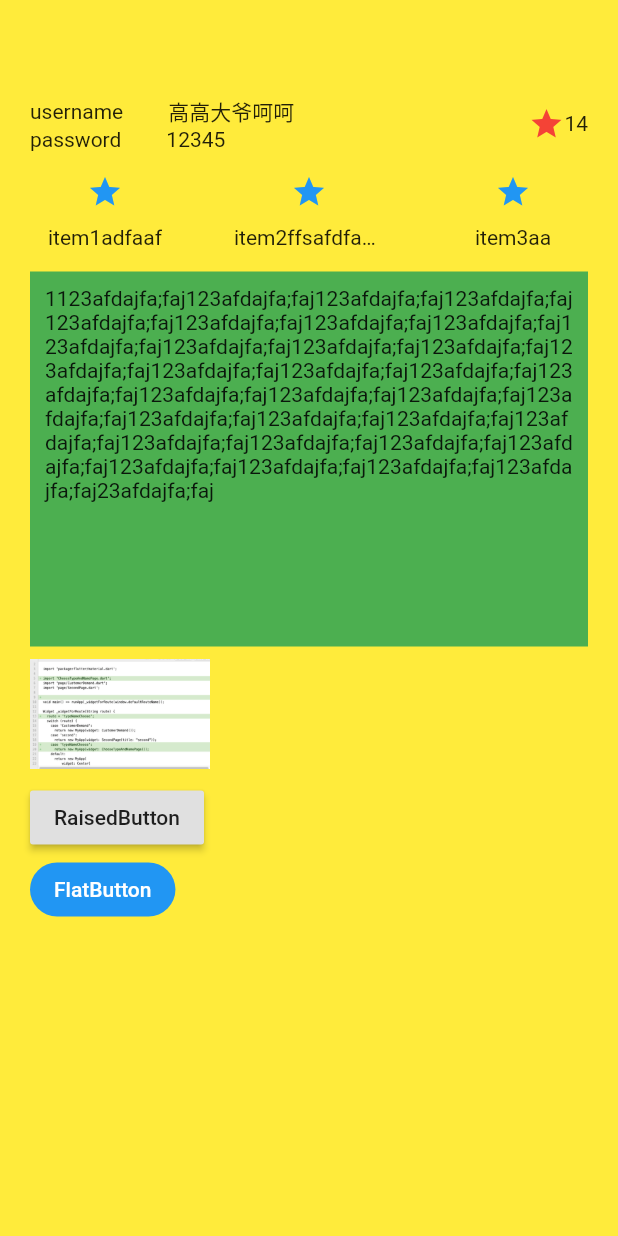
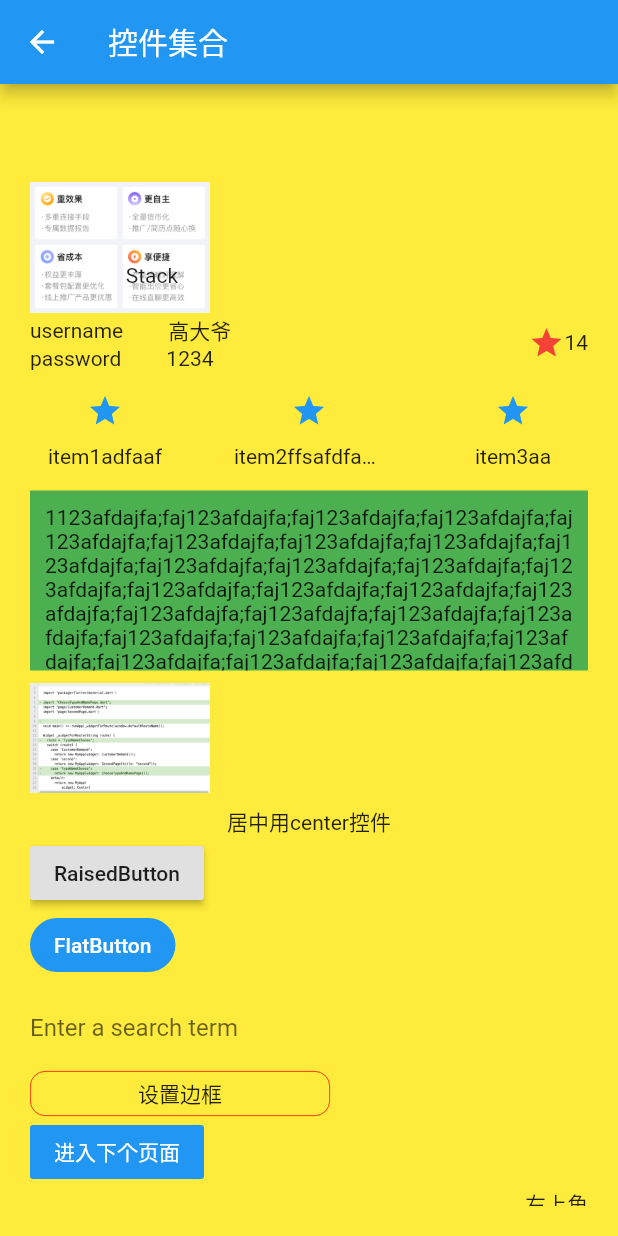
Before and after one commit to gaoyuqiang/FlutterTrainDemo, a Flutter app: the GameShow screen opened directly, on a phone screen of 412 x 824 dp. Run offline on Flutter 3.47's test engine with Material 2 defaults, Android fonts, the phone set to English and light mode, and no system bars.

Commit message:
加了主页和几个分页

```diff
--- /dev/null
+++ b/lib/CupertinoMain.dart
@@ -0,0 +1,22 @@
+import 'package:flutter/cupertino.dart';
+
+void main() => runApp(MyApp());
+
+class MyApp extends StatelessWidget {
+  @override
+  Widget build(BuildContext context) {
+    return CupertinoApp(
+      title: 'Cupertino App',
+      home: CupertinoPageScaffold(
+        navigationBar: CupertinoNavigationBar(
+          middle: Text('Cupertino App Bar'),
+        ),
+        child: Center(
+          child: Container(
+            child: Text('Hello World'),
+          ),
+        ),
+      ),
+    );
+  }
+}
--- a/lib/gameShow.dart
+++ b/lib/game_show.dart
@@ -1,4 +1,6 @@
+import 'package:flutter/cupertino.dart';
 import 'package:flutter/material.dart';
+import 'package:test_demo/earthListPage.dart';
 
 class GameShow extends StatefulWidget {
   GameShow({
@@ -16,7 +18,11 @@ class GameShow extends StatefulWidget {
 class _GameShowState extends State<GameShow> {
   @override
   Widget build(BuildContext context) {
-    return Container(
+    return new Scaffold(
+      appBar: new AppBar(
+        title: new Text('控件集合'),
+      ),
+      body: Container(
       padding: EdgeInsets.only(top: 64, left: 20, right: 20, bottom: 20),
       color: Colors.yellow,
       child: ListView(
@@ -24,6 +30,7 @@ class _GameShowState extends State<GameShow> {
           buildColumn(),
         ],
       ),
+    ),
     );
   }
 
@@ -31,6 +38,17 @@ class _GameShowState extends State<GameShow> {
     return Column(
         crossAxisAlignment: CrossAxisAlignment.start,
         children: <Widget>[
+          Stack(
+            alignment: Alignment(0.5, 0.5),
+            children: <Widget>[
+              Image.asset(
+                'images/b.png',
+                width: 120,
+                height: 90,
+              ),
+              Text('Stack'),
+            ],
+          ),
           Row(
             children: <Widget>[
               Expanded(
@@ -70,7 +88,7 @@ class _GameShowState extends State<GameShow> {
 
           Container(
             padding: EdgeInsets.only(left: 10, right: 10, top: 10),
-            height: 250,
+            height: 120,
             color: Colors.green,
             child: Text(
                 "1123afdajfa;faj123afdajfa;faj123afdajfa;faj123afdajfa;faj123afdajfa;faj123afdajfa;faj123afdajfa;faj123afdajfa;faj123afdajfa;faj123afdajfa;faj123afdajfa;faj123afdajfa;faj123afdajfa;faj123afdajfa;faj123afdajfa;faj123afdajfa;faj123afdajfa;faj123afdajfa;faj123afdajfa;faj123afdajfa;faj123afdajfa;faj123afdajfa;faj123afdajfa;faj123afdajfa;faj123afdajfa;faj123afdajfa;faj123afdajfa;faj123afdajfa;faj123afdajfa;faj123afdajfa;faj123afdajfa;faj123afdajfa;faj123afdajfa;faj23afdajfa;faj"),
@@ -79,6 +97,9 @@ class _GameShowState extends State<GameShow> {
             'images/a.png',
             width: 120,
             height: 90,
+          ),
+          Center(
+            child: Text('居中用center控件'),
           ),
           RaisedButton(
             //按钮有背影色,它跟flatButton都有波纹效果
@@ -96,6 +117,65 @@ class _GameShowState extends State<GameShow> {
             textColor: Colors.white,
             shape:
                 RoundedRectangleBorder(borderRadius: BorderRadius.circular(30)),
+          ),
+
+          //material风格 文本框
+          Container(
+            padding: EdgeInsets.only(top: 20),
+            width: 200,
+            height: 50,
+            child: TextField(
+              decoration: InputDecoration(
+                border: InputBorder.none,
+                // border: OutlineInputBorder(
+                //     borderRadius: BorderRadius.circular(15.0),
+                //   ),带圆角的，但是效果不好，选中时边框会变色，唉，四不像,不建议使用
+                hintText: 'Enter a search term',
+              ),
+              onChanged: (text) {
+                print('change $text');
+              },
+            ),
+          ),
+          //ios风格 文本框
+          // Container(
+          //   margin: EdgeInsets.only(top: 20),
+          //   width: 200,
+          //   height: 35,
+          //   child: CupertinoTextField(
+          //     placeholder: 'ios输入框，请输入',
+          //     onChanged: (text) {
+          //       print('change $text');
+          //     },
+          //   ),
+          // ),
+          Container(
+            margin: EdgeInsets.only(top: 10),
+            width: 200,
+            height: 30,
+            decoration: BoxDecoration(
+              border: Border.all(
+                color: Color(0xFFFF0000),
+                width: 0.5,
+              ),
+              borderRadius: BorderRadius.circular(10),
+              // shape: BoxShape.circle,//枚举 圆、方形
+            ),
+            child: Center(child: Text('设置边框')),
+          ),
+          FlatButton(
+            onPressed: () => {
+              Navigator.push(context, MaterialPageRoute(builder: (context) {
+                return earthListPage();
+              })),
+            },
+            color: Colors.blue,
+            textColor: Colors.white,
+            child: Text('进入下个页面'),
+          ),
+          Container(
+            alignment: Alignment.topRight,
+            child: Text('右上角'),
           ),
         ]);
   }
@@ -137,3 +217,22 @@ class _GameShowState extends State<GameShow> {
     );
   }
 }
+
+//吸底的效果
+// body: Column(
+//         children: <Widget>[
+//           Expanded(
+//             child: Container(),
+//           ),
+//           Container(
+//             child: TextField(
+//                   decoration: InputDecoration(
+//                       border: InputBorder.none, hintText: 'Enter a search term'),
+//                   onChanged: (text) {
+//                     print('change $text');
+//                   },
+//             ),
+//           ),
+//         ],
+//       ),
+//     );
--- a/lib/main.dart
+++ b/lib/main.dart
@@ -1,9 +1,8 @@
-import 'dart:async';
-
-import 'package:flutter/cupertino.dart';
 import 'package:flutter/foundation.dart';
 import 'package:flutter/material.dart';
-import 'package:test_demo/gameShow.dart';
+
+import 'game_show.dart';
+import 'home_page.dart';
 
 bool get isInDebugMode {
   bool inDebugMode = false;
@@ -11,13 +10,12 @@ bool get isInDebugMode {
   return inDebugMode;
 }
 
-
 void main() => runApp(MyApp());
 
 class MyApp extends StatelessWidget {
   @override
   Widget build(BuildContext context) {
-    return CupertinoApp(
+    return MaterialApp(
       home: MyHomePage(title: 'Flutter Demo Home Page'),
     );
   }
@@ -39,11 +37,25 @@ class _MyHomePageState extends State<MyHomePage> {
   }
 
   @override
+  // Widget build(BuildContext context) {
+  //   return new Scaffold(
+  //     appBar: new AppBar(
+  //       title: new Text(widget.title),
+  //     ),
+  //     body: GameShow(name:'a', pwd:'a'),
+  //   );
+  // }
+  // @override
   Widget build(BuildContext context) {
-  return new Scaffold(
-      // body: Text("天上有路你不走"),
-      // body: GameShow(name:'a', pwd:'a'),
-      body: GameShow(name: '高高大爷呵呵', pwd: '12345',)
-    );
+    return HomePage();
   }
+
+  // Widget build(BuildContext context) {
+  //   return CupertinoPageScaffold(
+  //     navigationBar: CupertinoNavigationBar(
+  //       middle: Text('Cupertino App Bar'),
+  //     ),
+  //     child: GameShow(name: 'a', pwd: 'a'),
+  //   );
+  // }
 }
--- a/pubspec.yaml
+++ b/pubspec.yaml
@@ -70,6 +70,7 @@ flutter:
   # To add assets to your application, add an assets section, like this:
   assets:
    - images/a.png
+   - images/b.png
 
   # An image asset can refer to one or more resolution-specific "variants", see
   # https://flutter.dev/assets-and-images/#resolution-aware.
```
Also changed, not shown: lib/earthListPage.dart (added, +161 -0 lines), lib/home_page.dart (added, +88 -0 lines), lib/aaa.dart (deleted), 2 other files.
